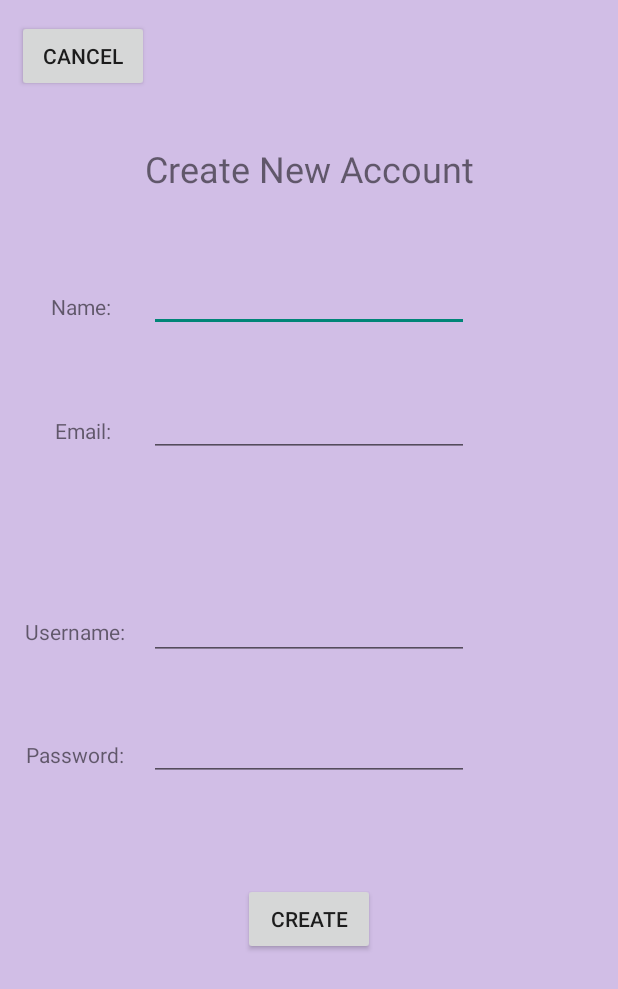
After one commit to spock0724/Weatherlyzer, an Android app built with Jetpack Compose: the CreateAccountActivity screen opened directly, with no data from a screen before it, on a phone screen of 412 x 824 dp. The commit adds this screen. Shown: the top 989 px of the screen. Run offline under Robolectric (Android 15) with nearby library versions, the phone set to English and light mode, and no system bars.

Commit message:
updated v.1 to amend to main branch

```diff
--- a/app/src/main/AndroidManifest.xml
+++ b/app/src/main/AndroidManifest.xml
@@ -42,6 +42,11 @@
             android:exported="false"
             android:label="home_activity"
             android:theme="@style/Theme.WeatherlyzerApplication" />
+        <activity
+            android:name=".CreateAccountActivity"
+            android:exported="false"
+            android:label="create_account_activity"
+            android:theme="@style/Theme.WeatherlyzerApplication" />
 
 
     </application>
--- a/app/src/main/java/com/example/weatherlyzerapplication/AddEventActivity.java
+++ b/app/src/main/java/com/example/weatherlyzerapplication/AddEventActivity.java
@@ -100,7 +100,7 @@ public class AddEventActivity extends ComponentActivity {
                 }, year, month, day);
         datePickerDialog.show();
     }
-
+//TODO fix cal data output for weather
     private void addEventToCalendar(String title, String location, long startTimeMillis) {
 
         Event event = new Event(title, location, startTimeMillis);
--- /dev/null
+++ b/app/src/main/java/com/example/weatherlyzerapplication/CreateAccountActivity.java
@@ -0,0 +1,79 @@
+package com.example.weatherlyzerapplication;
+
+import android.content.Intent;
+import android.os.Bundle;
+import android.view.View;
+import android.widget.Button;
+import android.widget.EditText;
+import android.widget.Toast;
+
+import androidx.activity.ComponentActivity;
+
+public class CreateAccountActivity extends ComponentActivity {
+
+    private EditText nameEditText;
+    private EditText emailEditText;
+    private EditText usernameEditText;
+    private EditText passwordEditText;
+    private Button createAccountButton;
+    private Button cancelButton;
+
+
+    private UserDatabaseHelper userDbHelper;
+
+    @Override
+    public void onCreate(Bundle savedInstanceState) {
+        super.onCreate(savedInstanceState);
+        setContentView(R.layout.createaccount);
+
+        // Initialize the UserDatabaseHelper
+        userDbHelper = new UserDatabaseHelper(this);
+
+        // Find views by their IDs
+        nameEditText = findViewById(R.id.editName);
+        emailEditText = findViewById(R.id.editEmail);
+        usernameEditText = findViewById(R.id.editUsername);
+        passwordEditText = findViewById(R.id.editPassword);
+        createAccountButton = findViewById(R.id.createButton);
+        cancelButton = findViewById(R.id.cancelButton);
+
+        // Set click listener for the createAccountButton
+        createAccountButton.setOnClickListener(new View.OnClickListener() {
+            @Override
+            public void onClick(View v) {
+                // Retrieve user input from EditText fields
+                String name = nameEditText.getText().toString();
+                String email = emailEditText.getText().toString();
+                String username = usernameEditText.getText().toString();
+                String password = passwordEditText.getText().toString();
+                // Check if the username already exists in the database
+                if (userDbHelper.isUsernameTaken(username)) {
+                    // Show an error message to the user that the username is already taken
+                    Toast.makeText(CreateAccountActivity.this, "Username already taken", Toast.LENGTH_SHORT).show();
+                } else {
+                    // Add the new user to the database
+                    long id = userDbHelper.addUser(name, email, username, password);
+
+                    // Navigate back to the login page
+                    onBackPressed();
+                }
+            }
+        });
+
+        cancelButton.setOnClickListener(new View.OnClickListener() {
+            public void onClick(View v) {
+                Intent intent = new Intent(CreateAccountActivity.this, MainActivity.class);
+                startActivity(intent);
+            }
+        });
+    }
+
+    @Override
+    protected void onDestroy() {
+        super.onDestroy();
+        // Close the database connection when the activity is destroyed
+        if (userDbHelper != null) {
+            userDbHelper.close();
+        }
+    }
+}
--- /dev/null
+++ b/app/src/main/java/com/example/weatherlyzerapplication/EventDatabaseHelper.java
@@ -0,0 +1,4 @@
+package com.example.weatherlyzerapplication;
+
+public class EventDatabaseHelper {
+}
--- /dev/null
+++ b/app/src/main/res/layout/createaccount.xml
@@ -0,0 +1,126 @@
+<?xml version="1.0" encoding="utf-8"?>
+<androidx.constraintlayout.widget.ConstraintLayout xmlns:android="http://schemas.android.com/apk/res/android"
+    xmlns:app="http://schemas.android.com/apk/res-auto"
+    xmlns:tools="http://schemas.android.com/tools"
+    android:id="@+id/constraintLayout4"
+    android:layout_width="match_parent"
+    android:layout_height="match_parent"
+    android:background="#d1bee6">
+
+    <Button
+        android:id="@+id/cancelButton"
+        android:layout_width="wrap_content"
+        android:layout_height="wrap_content"
+        android:layout_marginStart="11dp"
+        android:layout_marginTop="13dp"
+        android:text="Cancel"
+        app:layout_constraintStart_toStartOf="parent"
+        app:layout_constraintTop_toTopOf="parent" />
+
+    <Button
+        android:id="@+id/createButton"
+        android:layout_width="wrap_content"
+        android:layout_height="wrap_content"
+        android:layout_marginTop="68dp"
+        android:text="Create"
+        app:layout_constraintEnd_toEndOf="parent"
+        app:layout_constraintStart_toStartOf="parent"
+        app:layout_constraintTop_toBottomOf="@+id/editPassword" />
+
+    <EditText
+        android:id="@+id/editName"
+        android:layout_width="wrap_content"
+        android:layout_height="wrap_content"
+        android:layout_marginTop="47dp"
+        android:ems="10"
+        android:inputType="text"
+        app:layout_constraintEnd_toEndOf="parent"
+        app:layout_constraintStart_toStartOf="parent"
+        app:layout_constraintTop_toBottomOf="@+id/textView" />
+
+    <EditText
+        android:id="@+id/editEmail"
+        android:layout_width="wrap_content"
+        android:layout_height="wrap_content"
+        android:layout_marginTop="38dp"
+        android:ems="10"
+        android:inputType="text"
+        app:layout_constraintStart_toStartOf="@+id/editName"
+        app:layout_constraintTop_toBottomOf="@+id/editName" />
+
+    <EditText
+        android:id="@+id/editUsername"
+        android:layout_width="wrap_content"
+        android:layout_height="wrap_content"
+        android:layout_marginTop="90dp"
+        android:ems="10"
+        android:inputType="text"
+        app:layout_constraintEnd_toEndOf="parent"
+        app:layout_constraintStart_toStartOf="parent"
+        app:layout_constraintTop_toBottomOf="@+id/editEmail" />
+
+    <EditText
+        android:id="@+id/editPassword"
+        android:layout_width="wrap_content"
+        android:layout_height="wrap_content"
+        android:layout_marginTop="35dp"
+        android:ems="10"
+        android:inputType="text"
+        app:layout_constraintStart_toStartOf="@+id/editUsername"
+        app:layout_constraintTop_toBottomOf="@+id/editUsername" />
+
+    <TextView
+        android:id="@+id/textView"
+        android:layout_width="wrap_content"
+        android:layout_height="wrap_content"
+        android:layout_marginTop="96dp"
+        android:text="Create New Account"
+        android:textSize="24sp"
+        app:layout_constraintEnd_toEndOf="parent"
+        app:layout_constraintStart_toStartOf="parent"
+        app:layout_constraintTop_toTopOf="parent" />
+
+    <TextView
+        android:id="@+id/textView2"
+        android:layout_width="wrap_content"
+        android:layout_height="wrap_content"
+        android:layout_marginStart="8dp"
+        android:layout_marginBottom="7dp"
+        android:text="Name:"
+        app:layout_constraintBottom_toBottomOf="@+id/editName"
+        app:layout_constraintEnd_toStartOf="@+id/editName"
+        app:layout_constraintStart_toStartOf="parent" />
+
+    <TextView
+        android:id="@+id/textView3"
+        android:layout_width="wrap_content"
+        android:layout_height="wrap_content"
+        android:layout_marginStart="16dp"
+        android:layout_marginBottom="8dp"
+        android:text="Email:"
+        app:layout_constraintBottom_toBottomOf="@+id/editEmail"
+        app:layout_constraintEnd_toStartOf="@+id/editEmail"
+        app:layout_constraintHorizontal_bias="0.446"
+        app:layout_constraintStart_toStartOf="parent" />
+
+    <TextView
+        android:id="@+id/textView4"
+        android:layout_width="wrap_content"
+        android:layout_height="wrap_content"
+        android:layout_marginBottom="9dp"
+        android:text="Username:"
+        app:layout_constraintBottom_toBottomOf="@+id/editUsername"
+        app:layout_constraintEnd_toStartOf="@+id/editUsername"
+        app:layout_constraintStart_toStartOf="parent" />
+
+    <TextView
+        android:id="@+id/textView5"
+        android:layout_width="wrap_content"
+        android:layout_height="wrap_content"
+        android:layout_marginBottom="8dp"
+        android:text="Password:"
+        app:layout_constraintBottom_toBottomOf="@+id/editPassword"
+        app:layout_constraintEnd_toStartOf="@+id/editPassword"
+        app:layout_constraintStart_toStartOf="parent" />
+
+</androidx.constraintlayout.widget.ConstraintLayout>
--- a/app/src/main/res/layout/profile.xml
+++ b/app/src/main/res/layout/profile.xml
@@ -4,7 +4,8 @@
     xmlns:tools="http://schemas.android.com/tools"
     android:id="@+id/constraintLayout2"
     android:layout_width="match_parent"
-    android:layout_height="match_parent">
+    android:layout_height="match_parent"
+    android:background="#d1bee6">
 
     <ImageView
         android:id="@+id/imageView3"
```
Also changed, not shown: app/src/main/java/com/example/weatherlyzerapplication/MainActivity.java (+23 -62 lines), app/src/main/java/com/example/weatherlyzerapplication/ProfileActivity.java (+21 -33 lines), app/src/main/java/com/example/weatherlyzerapplication/User.java (added, +57 -0 lines), app/src/main/java/com/example/weatherlyzerapplication/UserDatabaseHelper.java (added, +93 -0 lines), app/src/main/res/layout/home.xml (+8 -10 lines), app/src/main/res/layout/login.xml (+23 -8 lines), app/src/main/res/drawable/mainicon.png (added).
